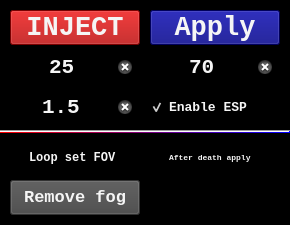
Qt form Not needed but if you want to modify source code you will need to copy inside of the folder to the main folder/gui.ui (Quazonish/RobloHck) before a commit.
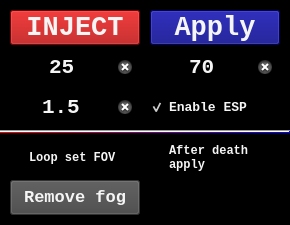
The same form after that commit.

The edit to the form file:
```diff
--- a/Not needed but if you want to modify source code you will need to copy inside of the folder to the main folder/gui.ui
+++ b/Not needed but if you want to modify source code you will need to copy inside of the folder to the main folder/gui.ui
@@ -352,7 +352,7 @@
     <property name="font">
      <font>
       <family>Consolas</family>
-      <pointsize>6</pointsize>
+      <pointsize>9</pointsize>
       <weight>75</weight>
       <bold>true</bold>
      </font>
@@ -361,7 +361,8 @@
      <string notr="true">color: rgb(245, 245, 245)</string>
     </property>
     <property name="text">
-     <string>After death apply</string>
+     <string>After death
+apply</string>
     </property>
     <property name="iconSize">
      <size>
```
Left out of the diff: 2 changed lines with no effect on the pictures.
